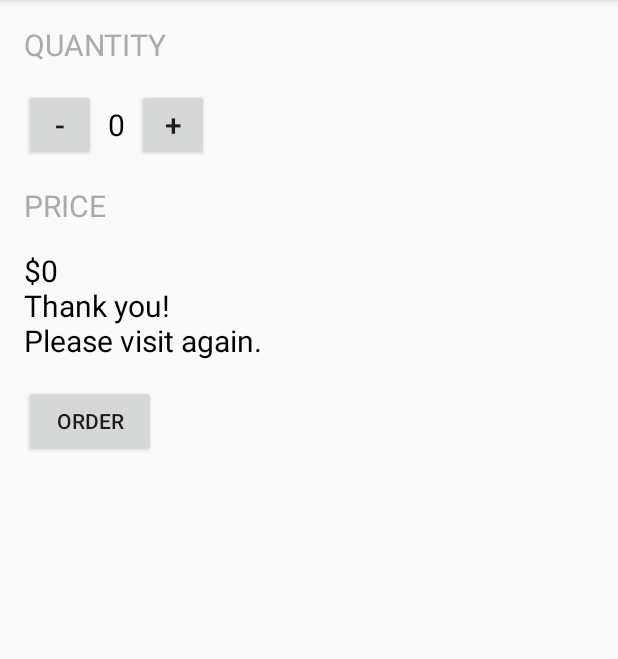
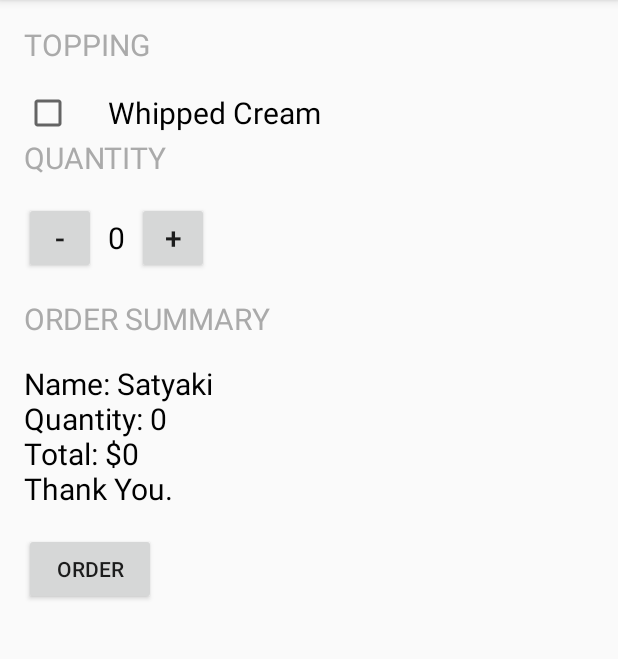
Before and after one commit to satyaki07/Android_Coffee_Shop, an Android app: the screen it shows after launch (MainActivity), after a tap on "ORDER", on a phone screen of 412 x 824 dp, the part 84-743 px from its top. Run offline under Robolectric (Android 15) with nearby library versions, the phone set to English and light mode, and no system bars.

```diff
--- a/app/src/main/java/com/example/satyaki07/coffeeorder/MainActivity.java
+++ b/app/src/main/java/com/example/satyaki07/coffeeorder/MainActivity.java
@@ -6,6 +6,7 @@ import android.view.View;
 import android.widget.TextView;
 
 import java.text.NumberFormat;
+import java.text.StringCharacterIterator;
 
 /**
  * Add your package below. Package name can be found in the project's AndroidManifest.xml file.
@@ -30,27 +31,38 @@ public class MainActivity extends AppCompatActivity {
      * This method is called when the order button is clicked.
      */
     public void submitOrder(View view) {
-        String submit = "$"+(quantity*5) + "\nThank you!\nPlease visit again.";
-       //displayPrice(quantity*5);
-        //String priceMessage = "Free";
-        //displayMessage(priceMessage);
-        displayMessage(submit);
+        int price = calculatePrice();
+         String priceMessage = createOrderSummary(price);
+        displayMessage(priceMessage);
+
     }
+
     /**
-     * This method displays the given price on the screen.
+     * Calculates the price of the order.
+     *
+     * @param quantity is the number of cups of coffee ordered
      */
-    private void displayPrice(int number) {
-        TextView priceTextView = (TextView) findViewById(R.id.price_text_view);
-        priceTextView.setText(NumberFormat.getCurrencyInstance().format(number));
+    private int calculatePrice() {
+        return quantity*5;
     }
+
+    private String createOrderSummary(int price)
+    {
+        String priceMessage = "Name: Satyaki";
+        priceMessage = priceMessage+"\nQuantity: "+quantity;
+        priceMessage = priceMessage+"\nTotal: $"+price;
+        priceMessage = priceMessage+"\nThank You.";
+        return priceMessage;
+    }
+
+
+
     /**
      * this method will work when the plus button is clicked
      */
     public void increment(View view){
         quantity = quantity+1;
-        display(quantity);
-        String pr = "$5 x " + quantity;
-        displayMessage(pr);
+        displayQuantity(quantity);
 
     }
     /**
@@ -59,24 +71,21 @@ public class MainActivity extends AppCompatActivity {
     public void decrement(View view){
         if(quantity!=0) {
             quantity = quantity - 1;
-            display(quantity);
-            String pr = "$5 x " + quantity;
-            displayMessage(pr);
-
+            displayQuantity(quantity);
         }
     }
     /**
      * This method displays the given quantity value on the screen.
      */
-    private void display(int number) {
+    private void displayQuantity(int numberOfCOffees) {
         TextView quantityTextView = (TextView) findViewById(R.id.quantity_text_view);
-        quantityTextView.setText("" + number);
+        quantityTextView.setText("" + numberOfCOffees);
     }
     /**
      * This method displays the given text on the screen.
      */
     private void displayMessage(String message) {
-        TextView priceTextView = (TextView) findViewById(R.id.price_text_view);
-        priceTextView.setText(message);
+        TextView orderSummaryTextView = (TextView) findViewById(R.id.order_summary_text_view);
+        orderSummaryTextView.setText(message);
     }
 }
--- a/app/src/main/res/layout/activity_main.xml
+++ b/app/src/main/res/layout/activity_main.xml
@@ -4,6 +4,23 @@
     android:layout_height="match_parent"
     android:orientation="vertical"
     android:padding="16dp">
+
+
+    <TextView
+
+        android:text="Topping"
+        android:textSize="20sp"
+        android:textColor="@android:color/darker_gray"
+        android:layout_width="wrap_content"
+        android:layout_height="wrap_content"
+        android:layout_marginBottom="16dp"
+        android:textAllCaps="true"/>
+    <CheckBox
+        android:layout_width="wrap_content"
+        android:layout_height="wrap_content"
+        android:text="Whipped Cream"
+        android:textSize="20sp"
+        android:paddingLeft="24dp"/>
 
     <TextView
 
@@ -51,13 +68,13 @@
         android:layout_width="wrap_content"
         android:layout_height="wrap_content"
         android:layout_marginBottom="16dp"
-        android:text="PRIce"
+        android:text="order summary"
         android:textAllCaps="true"
         android:textColor="@android:color/darker_gray"
         android:textSize="20sp" />
 
     <TextView
-        android:id="@+id/price_text_view"
+        android:id="@+id/order_summary_text_view"
         android:layout_width="wrap_content"
         android:layout_height="wrap_content"
         android:text="$0"
```
